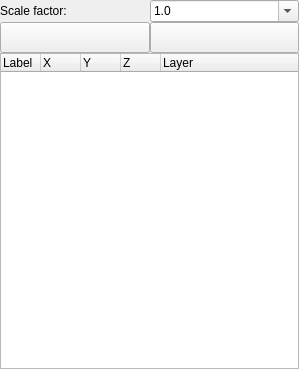
This is scripts/Misc/PointMark/PointMarkList/PointMarkList.ui in qcad/qcad as Qt 5 draws it before an edit. The edited form follows.
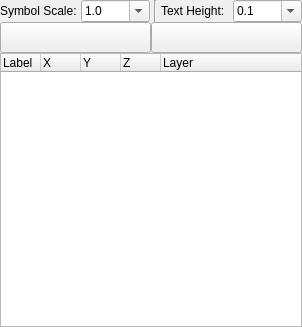
This is the edited form.

Commit message:
update point mark tools
add label height control to point mark list

Patch:
```diff
--- a/scripts/Misc/PointMark/PointMarkList/PointMarkList.ui
+++ b/scripts/Misc/PointMark/PointMarkList/PointMarkList.ui
@@ -6,8 +6,8 @@
    <rect>
     <x>0</x>
     <y>0</y>
-    <width>299</width>
-    <height>369</height>
+    <width>302</width>
+    <height>327</height>
    </rect>
   </property>
   <layout class="QVBoxLayout" name="verticalLayout">
@@ -28,15 +28,24 @@
    </property>
    <item>
     <layout class="QHBoxLayout" name="horizontalLayout_2">
+     <property name="spacing">
+      <number>4</number>
+     </property>
      <item>
       <widget class="QLabel" name="label">
        <property name="text">
-        <string>Scale factor:</string>
+        <string>Symbol Scale:</string>
        </property>
       </widget>
      </item>
      <item>
       <widget class="QComboBox" name="Scale">
+       <property name="minimumSize">
+        <size>
+         <width>64</width>
+         <height>0</height>
+        </size>
+       </property>
        <property name="editable">
         <bool>true</bool>
        </property>
@@ -67,6 +76,81 @@
        </item>
       </widget>
      </item>
+     <item>
+      <widget class="Line" name="line">
+       <property name="orientation">
+        <enum>Qt::Vertical</enum>
+       </property>
+      </widget>
+     </item>
+     <item>
+      <widget class="QLabel" name="label_2">
+       <property name="text">
+        <string>Text Height:</string>
+       </property>
+      </widget>
+     </item>
+     <item>
+      <widget class="QComboBox" name="LabelSize">
+       <property name="minimumSize">
+        <size>
+         <width>64</width>
+         <height>0</height>
+        </size>
+       </property>
+       <property name="editable">
+        <bool>true</bool>
+       </property>
+       <property name="currentText">
+        <string>0.1</string>
+       </property>
+       <item>
+        <property name="text">
+         <string notr="true">0.1</string>
+        </property>
+       </item>
+       <item>
+        <property name="text">
+         <string notr="true">0.2</string>
+        </property>
+       </item>
+       <item>
+        <property name="text">
+         <string notr="true">0.3</string>
+        </property>
+       </item>
+       <item>
+        <property name="text">
+         <string notr="true">0.4</string>
+        </property>
+       </item>
+       <item>
+        <property name="text">
+         <string notr="true">0.5</string>
+        </property>
+       </item>
+       <item>
+        <property name="text">
+         <string notr="true">1.0</string>
+        </property>
+       </item>
+       <item>
+        <property name="text">
+         <string notr="true">2.0</string>
+        </property>
+       </item>
+       <item>
+        <property name="text">
+         <string notr="true">5.0</string>
+        </property>
+       </item>
+       <item>
+        <property name="text">
+         <string notr="true">10.0</string>
+        </property>
+       </item>
+      </widget>
+     </item>
     </layout>
    </item>
    <item>
```
The commit also changes 8 other files.
